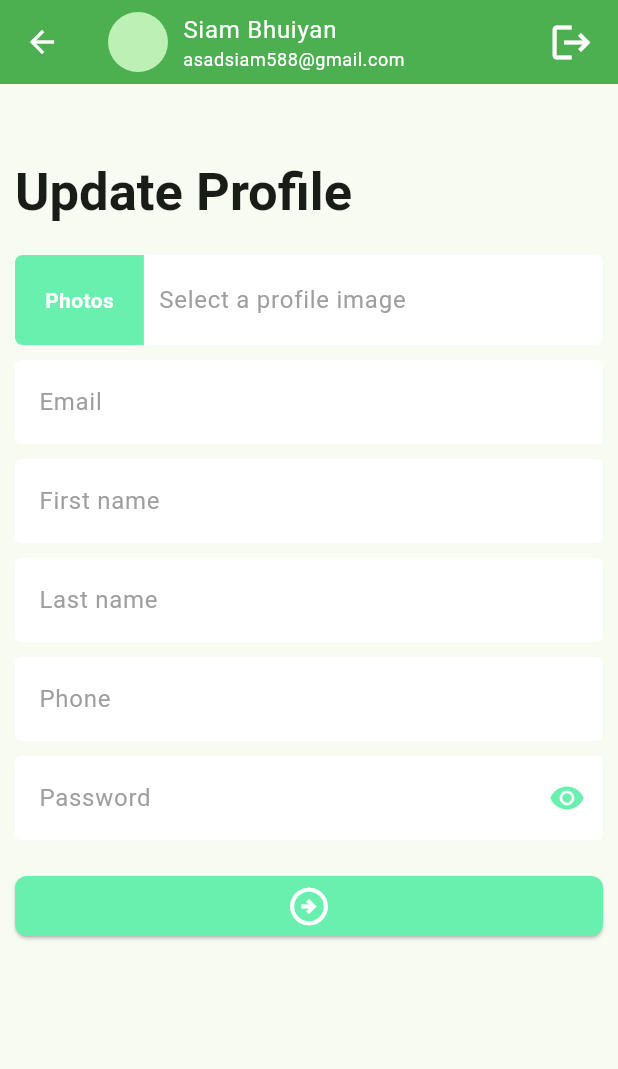
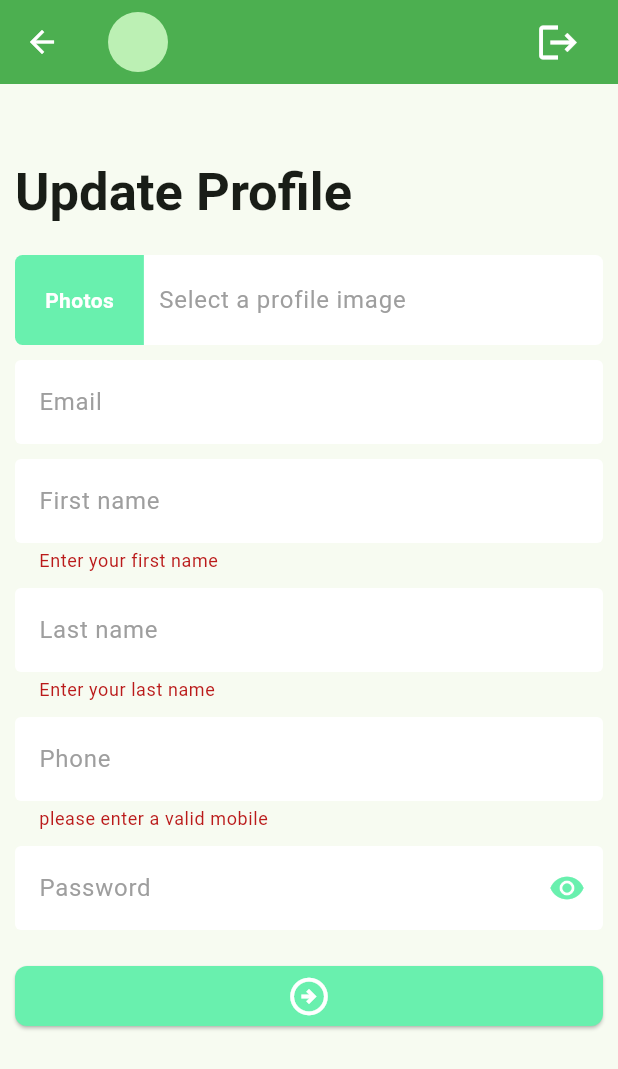
Before and after one commit to siambhuiyan/project_manager_flutter, a Flutter app: the UpdateProfileScreen screen opened directly, after a tap on the "arrow circle right" icon, on a phone screen of 412 x 824 dp. Shown: the top 1069 px of the screen. Run offline on Flutter 3.47's test engine with Material 3 defaults, Android fonts, the phone set to English and light mode, and no system bars; our stand-ins replace email_validator, flutter_svg, image_picker, logger, pin_code_fields, shared_preferences; accounts and stored records are empty.

Commit message:
sign in sign up update profile all sorts of business logic with models and controller

```diff
--- /dev/null
+++ b/lib/data/models/user_model.dart
@@ -0,0 +1,34 @@
+class UserModel {
+  late final String id;
+  late final String email;
+  late final String firstName;
+  late final String lastName;
+  late final String mobile;
+  late final String createdDate;
+
+  //convert to dart from json
+  //named constructor
+  UserModel.fromJson(Map<String, dynamic> json) {
+    id = json['_id'] ?? '';
+    email = json['email'] ?? '';
+    firstName = json['firstName'] ?? '';
+    lastName = json['lastName'] ?? '';
+    mobile = json['mobile'] ?? '';
+    createdDate = json['createdDate'] ?? '';
+  }
+
+  Map<String, dynamic> toJson() {
+    return {
+      '_id': id,
+      'email': email,
+      'firstName': firstName,
+      'lastName': lastName,
+      'mobile': mobile,
+      'createdDate': createdDate,
+    };
+  }
+
+  String get userName {
+    return '$firstName $lastName';
+  }
+}
--- a/lib/data/utils/urls.dart
+++ b/lib/data/utils/urls.dart
@@ -1,5 +1,5 @@
 class Urls {
-  static const String _baseUrl = '';
+  static const String _baseUrl = 'http://35.73.30.144:2005/api/v1';
   static const String registerUrl = '_baseUrl/Registration';
   static const String logInUrl = '_baseUrl/Login';
 }
--- a/lib/ui/screens/update_profile_screen.dart
+++ b/lib/ui/screens/update_profile_screen.dart
@@ -1,4 +1,6 @@
 import 'package:flutter/material.dart';
+import 'package:task_manager/data/models/user_model.dart';
+import 'package:task_manager/ui/controller/auth_controller.dart';
 import 'package:task_manager/ui/widgets/tm_app_bar.dart';
 import 'package:image_picker/image_picker.dart';
 
@@ -11,6 +13,40 @@ class UpdateProfileScreen extends StatefulWidget {
 
 class _UpdateProfileScreenState extends State<UpdateProfileScreen> {
   bool _isVisible = true;
+  final ImagePicker picker = ImagePicker();
+  XFile? image;
+  final TextEditingController _emailTextEditingController =
+      TextEditingController();
+  final TextEditingController _firstNameTextEditingController =
+      TextEditingController();
+  final TextEditingController _lastNameTextEditingController =
+      TextEditingController();
+  final TextEditingController _passwordTextEditingController =
+      TextEditingController();
+  final TextEditingController _mobileTextEditingController =
+      TextEditingController();
+  final GlobalKey<FormState> _formKey = GlobalKey<FormState>();
+
+  @override
+  void initState() {
+    // TODO: implement initState
+    UserModel userModel = AuthController.userModel!;
+    _emailTextEditingController.text = userModel.email;
+    _lastNameTextEditingController.text = userModel.lastName;
+    _firstNameTextEditingController.text = userModel.firstName;
+    _mobileTextEditingController.text = userModel.mobile;
+    super.initState();
+  }
+
+  @override
+  void dispose() {
+    _emailTextEditingController.dispose();
+    _mobileTextEditingController.dispose();
+    _firstNameTextEditingController.dispose();
+    _lastNameTextEditingController.dispose();
+    _passwordTextEditingController.dispose();
+    super.dispose();
+  }
 
   @override
   Widget build(BuildContext context) {
@@ -21,6 +57,9 @@ class _UpdateProfileScreenState extends State<UpdateProfileScreen> {
       body: SingleChildScrollView(
         child: Padding(
           padding: const EdgeInsets.all(10.0),
+          child: Form(
+            key: _formKey,
+            autovalidateMode: AutovalidateMode.onUserInteraction,
             child: Column(
               crossAxisAlignment: CrossAxisAlignment.start,
               children: [
@@ -42,6 +81,8 @@ class _UpdateProfileScreenState extends State<UpdateProfileScreen> {
                   height: 10,
                 ),
                 TextFormField(
+                  enabled: false,
+                  controller: _emailTextEditingController,
                   textInputAction: TextInputAction.next,
                   keyboardType: TextInputType.emailAddress,
                   decoration: const InputDecoration(hintText: 'Email'),
@@ -50,6 +91,12 @@ class _UpdateProfileScreenState extends State<UpdateProfileScreen> {
                   height: 10,
                 ),
                 TextFormField(
+                  validator: (String? value) {
+                    if (value?.trim().isEmpty ?? true) {
+                      return 'Enter your first name';
+                    }
+                  },
+                  controller: _firstNameTextEditingController,
                   textInputAction: TextInputAction.next,
                   decoration: const InputDecoration(
                     hintText: 'First name',
@@ -59,6 +106,12 @@ class _UpdateProfileScreenState extends State<UpdateProfileScreen> {
                   height: 10,
                 ),
                 TextFormField(
+                  validator: (String? value) {
+                    if (value?.trim().isEmpty ?? true) {
+                      return 'Enter your last name';
+                    }
+                  },
+                  controller: _lastNameTextEditingController,
                   textInputAction: TextInputAction.next,
                   decoration: const InputDecoration(
                     hintText: 'Last name',
@@ -68,6 +121,16 @@ class _UpdateProfileScreenState extends State<UpdateProfileScreen> {
                   height: 10,
                 ),
                 TextFormField(
+                  validator: (String? value) {
+                    String mobile = value?.trim() ?? '';
+                    final RegExp bdPhoneRegex =
+                        RegExp(r'^(?:\+8801|01)[3-9]\d{8}$');
+                    if (bdPhoneRegex.hasMatch(mobile) == false) {
+                      return 'please enter a valid mobile';
+                    }
+                    return null;
+                  },
+                  controller: _mobileTextEditingController,
                   textInputAction: TextInputAction.next,
                   keyboardType: TextInputType.phone,
                   decoration: const InputDecoration(
@@ -78,7 +141,20 @@ class _UpdateProfileScreenState extends State<UpdateProfileScreen> {
                   height: 10,
                 ),
                 TextFormField(
+                  controller: _passwordTextEditingController,
                   obscureText: _isVisible,
+                  // validator: (String? value) {
+                  //   final RegExp passwordRegex =
+                  //       RegExp(r'^(?=.*[A-Za-z])(?=.*\d)[A-Za-z\d]{6,}$');
+                  //
+                  //   if (value == null || value.isEmpty) {
+                  //     return 'Please enter your password';
+                  //   } else if (!passwordRegex.hasMatch(value)) {
+                  //     return 'Password must be at least 6 characters and include letters and numbers';
+                  //   }
+                  //
+                  //   return null;
+                  // },
                   decoration: InputDecoration(
                     hintText: 'Password',
                     suffixIcon: IconButton(
@@ -107,6 +183,7 @@ class _UpdateProfileScreenState extends State<UpdateProfileScreen> {
                   ),
                 ),
               ],
+            ),
           ),
         ),
       ),
@@ -147,7 +224,7 @@ class _UpdateProfileScreenState extends State<UpdateProfileScreen> {
               width: 10,
             ),
             Text(
-              'Select a profile image',
+              image?.name ?? 'Select a profile image',
               style: Theme.of(context)
                   .textTheme
                   .bodyLarge
@@ -160,12 +237,24 @@ class _UpdateProfileScreenState extends State<UpdateProfileScreen> {
   }
 
   Future<void> _onTapPhotoPicker() async {
-    final ImagePicker picker = ImagePicker();
     // Pick an image.
-    final XFile? image = await picker.pickImage(source: ImageSource.gallery);
+    final XFile? pickedImage =
+        await picker.pickImage(source: ImageSource.gallery);
     // Capture a photo.
+    if (pickedImage != null) {
+      image = pickedImage;
+      setState(() {});
+    }
     final XFile? photo = await picker.pickImage(source: ImageSource.camera);
+    if (photo != null) {
+      image = photo;
+      setState(() {});
+    }
   }
 
-  void _onTapSubmitButton() {}
+  void _onTapSubmitButton() {
+    if(_formKey.currentState!.validate()){
+      //update
     }
+  }
+}
--- a/lib/ui/widgets/tm_app_bar.dart
+++ b/lib/ui/widgets/tm_app_bar.dart
@@ -1,9 +1,12 @@
 import 'package:flutter/material.dart';
+import 'package:task_manager/ui/controller/auth_controller.dart';
+import 'package:task_manager/ui/screens/login_screen.dart';
 import 'package:task_manager/ui/screens/update_profile_screen.dart';
 
 class TMAppBar extends StatelessWidget implements PreferredSize {
   const TMAppBar({
-    super.key, this.profile,
+    super.key,
+    this.profile,
   });
   final bool? profile;
 
@@ -15,11 +18,16 @@ class TMAppBar extends StatelessWidget implements PreferredSize {
         color: Colors.white,
       ),
       title: GestureDetector(
-        onTap: (){
-          if(profile==true){
+        onTap: () {
+          if (profile == true) {
             return;
           }
-          Navigator.push(context, MaterialPageRoute(builder: (context)=>UpdateProfileScreen(),),);
+          Navigator.push(
+            context,
+            MaterialPageRoute(
+              builder: (context) => UpdateProfileScreen(),
+            ),
+          );
         },
         child: Row(
           crossAxisAlignment: CrossAxisAlignment.center,
@@ -32,12 +40,12 @@ class TMAppBar extends StatelessWidget implements PreferredSize {
               child: Column(
                 crossAxisAlignment: CrossAxisAlignment.start,
                 children: [
-                  Text('Siam Bhuiyan',
+                  Text(AuthController.userModel?.userName ?? '',
                       style: text.bodyLarge?.copyWith(
                         color: Colors.white,
                       )),
                   Text(
-                    'asadsiam588@gmail.com',
+                    AuthController.userModel?.email ?? '',
                     style: text.bodySmall?.copyWith(
                       color: Colors.white,
                     ),
@@ -45,15 +53,26 @@ class TMAppBar extends StatelessWidget implements PreferredSize {
                 ],
               ),
             ),
-            Icon(
-              Icons.logout,
-              size: 30,
-              color: Colors.white,
+            IconButton(
+              icon: Icon(
+                Icons.logout,
+                size: 30,
+                color: Colors.white,
+              ),
+              onPressed: () => _onTapLogout,
             ),
           ],
         ),
       ),
     );
+  }
+
+  Future<void> _onTapLogout(BuildContext context) async {
+    await AuthController.clearUserInfo();
+    Navigator.pushAndRemoveUntil(
+        context,
+        MaterialPageRoute(builder: (context) => LoginScreen()),
+        (predicate) => false);
   }
 
   @override
@@ -63,5 +82,4 @@ class TMAppBar extends StatelessWidget implements PreferredSize {
   @override
   // TODO: implement preferredSize
   Size get preferredSize => Size.fromHeight(kToolbarHeight);
-
 }
--- a/pubspec.yaml
+++ b/pubspec.yaml
@@ -41,6 +41,7 @@ dependencies:
   http: ^1.3.0
   logger: ^2.5.0
   email_validator: ^3.0.0
+  shared_preferences: ^2.5.3
 
 dev_dependencies:
   flutter_test:
```
Also changed, not shown: lib/data/models/login_model.dart (added, +13 -0 lines), lib/ui/controller/auth_controller.dart (added, +56 -0 lines), lib/ui/screens/login_screen.dart (+11 -2 lines), lib/ui/screens/splash_screen.dart (+7 -1 lines), pubspec.lock, 5 other files. Lines whose indentation alone changed are shown as unchanged.
